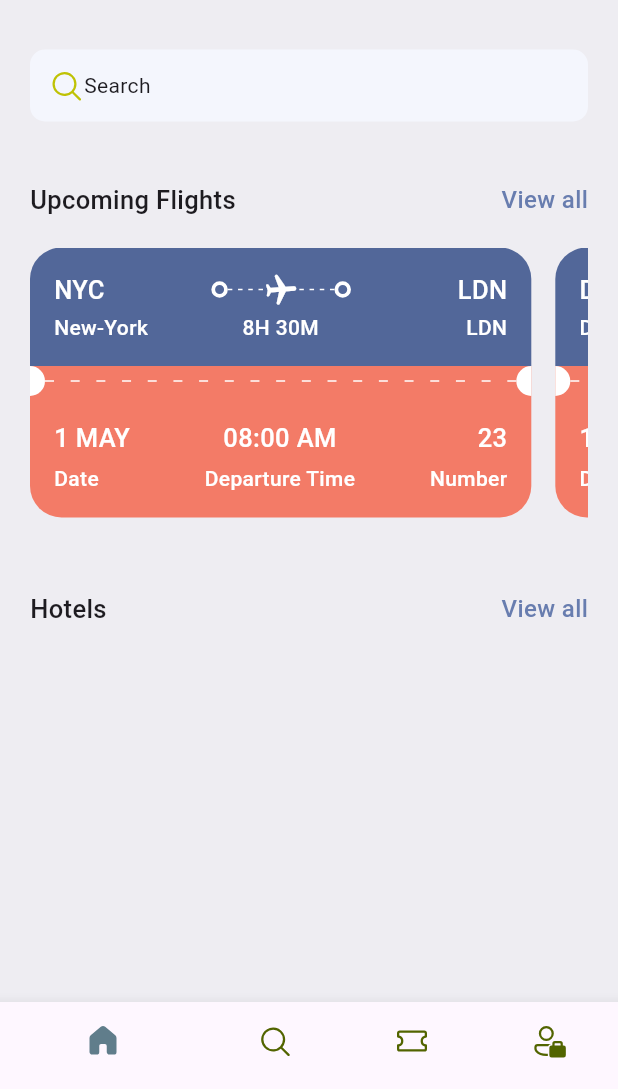
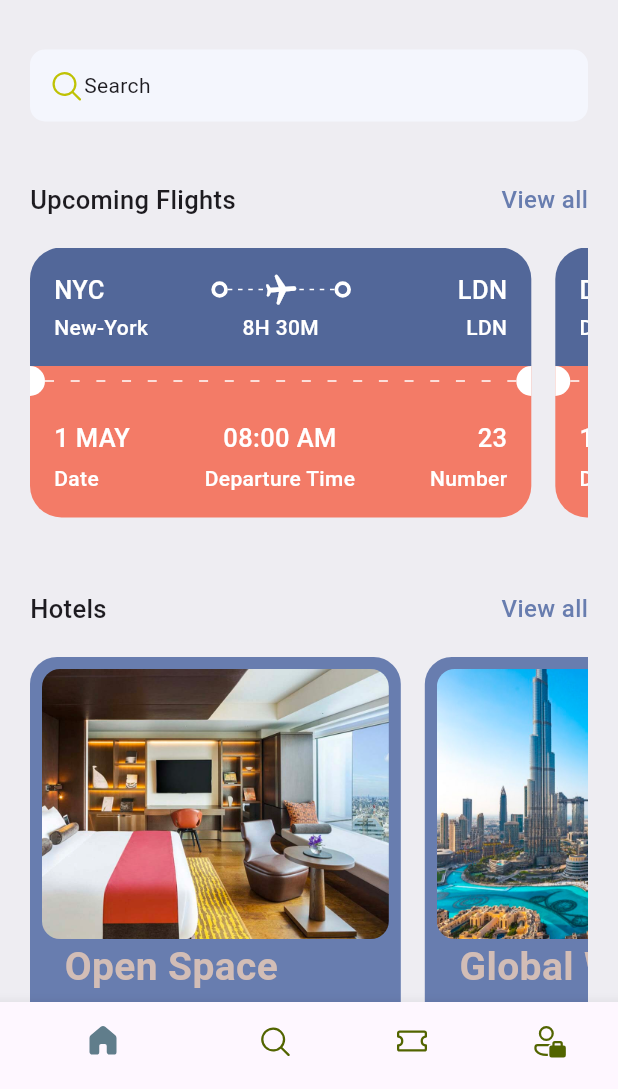
Before and after one commit to prajaktagai11/ticket_book, a Flutter app: the screen it shows after launch, on a phone screen of 412 x 824 dp, the part 147-1236 px from its top. Run offline on Flutter 3.47's test engine with Material 3 defaults, Android fonts, the phone set to English and light mode, and no system bars; our stand-ins replace fluentui_icons.

Commit message:
first commit

```diff
--- a/lib/base/bottom_nav_bar.dart
+++ b/lib/base/bottom_nav_bar.dart
@@ -1,7 +1,8 @@
 import 'package:fluentui_icons/fluentui_icons.dart';
 import 'package:flutter/material.dart';
 
-import '../screens/home_screen.dart';
+import '../screens/home/home_screen.dart';
+import '../screens/search/search_screen.dart';
 
 class BottomNavBar extends StatefulWidget {
   const BottomNavBar({super.key});
@@ -15,10 +16,9 @@ class _BottomNavBarState extends State<BottomNavBar> {
 
   final appScreens = [
     HomeScreen(),
-    Text("data"),
-    Text("data"),
-    Text("data"),
-    // SearchScreen(),
+    SearchScreen(),
+    SearchScreen(),
+    SearchScreen(),
     // TicketsScreen(),
     // ProfileScreen(),
   ];
--- a/lib/base/res/media.dart
+++ b/lib/base/res/media.dart
@@ -1,4 +1,5 @@
 class AppMedia{
   static const _baseImage = "assets/images";
   static const logo = "$_baseImage/logo.png";
+  static const hotelRoom = "$_baseImage/hotel_room.png";
 }
--- a/lib/base/res/styles/app_styles.dart
+++ b/lib/base/res/styles/app_styles.dart
@@ -9,6 +9,8 @@ class AppStyles{
   static Color textColor = const Color(0xff3b3b3b);
   static Color ticketBlue = const Color(0xff526799);
   static Color ticketOrange = const Color(0xfff37b67);
+  static Color kakiColor = const Color(0xFFd2bdb6);
+  static Color whiteColor_F7F9F = const Color(0xFFF7F9FF);
   static TextStyle textStyle = TextStyle(
       fontSize: 16,
       fontWeight: FontWeight.w500 ,
--- a/lib/base/utils/all_json.dart
+++ b/lib/base/utils/all_json.dart
@@ -28,3 +28,23 @@ List<Map<String, dynamic>> ticketList = [
     "number":45
   },
 ];
+List<Map<String, dynamic>> hotelList = [
+  {
+    'image': 'hotel_room.png',
+    'place': 'Open Space',
+    'destination': 'London',
+    'price': 25
+  },
+  {
+    'image': 'city_view.png',
+    'place': 'Global Will',
+    'destination': 'London',
+    'price': 40
+  },
+  {
+    'image': 'pool_view.png',
+    'place': 'Best city pool',
+    'destination': 'Dubai',
+    'price': 68
+  },
+];
--- a/lib/main.dart
+++ b/lib/main.dart
@@ -1,5 +1,5 @@
 import 'package:flutter/material.dart';
-import 'package:ticket_book/screens/all_tickets.dart';
+import 'package:ticket_book/screens/home/all_tickets.dart';
 
 import 'base/bottom_nav_bar.dart';
 
--- a/lib/screens/home_screen.dart
+++ b/lib/screens/home/home_screen.dart
@@ -5,6 +5,8 @@ import 'package:ticket_book/base/res/styles/app_styles.dart';
 import 'package:ticket_book/base/utils/all_json.dart';
 import 'package:ticket_book/base/widgets/app_double_text.dart';
 import 'package:ticket_book/base/widgets/ticket_view.dart';
+import 'package:ticket_book/screens/home/widgets/hotel.dart';
+
 
 class HomeScreen extends StatefulWidget {
   const HomeScreen({super.key});
@@ -61,7 +63,7 @@ class _HomeScreenState extends State<HomeScreen> {
                 ),
                 Container(
                   padding:
-                  const EdgeInsets.symmetric(horizontal: 12, vertical: 12),
+                      const EdgeInsets.symmetric(horizontal: 12, vertical: 12),
                   decoration: BoxDecoration(
                       borderRadius: BorderRadius.circular(10),
                       color: const Color(0xFFF4F6FD)),
@@ -79,24 +81,44 @@ class _HomeScreenState extends State<HomeScreen> {
                   height: 40,
                 ),
                 AppDoubleText(
-                  bigText: "Upcoming Flights", smallText: "View all", func: () {
-                  Navigator.pushNamed(context, "/all_tickets");
-                },),
+                  bigText: "Upcoming Flights",
+                  smallText: "View all",
+                  func: () {
+                    Navigator.pushNamed(context, "/all_tickets");
+                  },
+                ),
                 const SizedBox(
                   height: 20,
                 ),
                 SingleChildScrollView(
                     scrollDirection: Axis.horizontal,
                     child: Row(
-                        children: ticketList.take(2).map((singleTicket) =>
-                            TicketView(ticket: singleTicket)
-                        ).toList()
-                    )),
+                        children: ticketList
+                            .take(2)
+                            .map((singleTicket) =>
+                                TicketView(ticket: singleTicket))
+                            .toList())),
                 const SizedBox(
                   height: 40,
                 ),
-                 AppDoubleText(
-                    bigText: "Hotels", smallText: "View all", func: () { Navigator.pushNamed(context, "/all_hotels"); },),
+                AppDoubleText(
+                  bigText: "Hotels",
+                  smallText: "View all",
+                  func: () {
+                    Navigator.pushNamed(context, "/all_hotels");
+                  },
+                ),
+                const SizedBox(
+                  height: 20,
+                ),
+                SingleChildScrollView(
+                    scrollDirection: Axis.horizontal,
+                    child: Row(
+                        children: hotelList
+                            .take(2)
+                            .map((singleHotel) =>
+                                Hotel(hotel: singleHotel))
+                            .toList()))
               ],
             ),
           ),
--- /dev/null
+++ b/lib/screens/home/widgets/hotel.dart
@@ -0,0 +1,63 @@
+import 'package:flutter/material.dart';
+import 'package:ticket_book/base/res/media.dart';
+import 'package:ticket_book/base/res/styles/app_styles.dart';
+
+class Hotel extends StatelessWidget {
+  const Hotel({super.key, required this.hotel});
+  final Map<String, dynamic> hotel;
+
+  @override
+  Widget build(BuildContext context) {
+    final size = MediaQuery.of(context).size;
+    return Container(
+      padding: const EdgeInsets.all(8.0),
+      margin: const EdgeInsets.only(right: 16),
+      height: 350,
+      width: size.width * 0.6,
+      decoration: BoxDecoration(
+          color: AppStyles.primaryColor,
+          borderRadius: BorderRadius.circular(18)),
+      child: Column(
+        crossAxisAlignment: CrossAxisAlignment.start,
+        children: [
+          Container(
+            height: 180,
+            decoration: BoxDecoration(
+                borderRadius: BorderRadius.circular(12),
+                image:  DecorationImage(
+                    fit: BoxFit.cover, image: AssetImage("assets/images/${hotel["image"]}"))),
+          ),
+          Padding(
+            padding: const EdgeInsets.only(left: 15.0),
+            child: Text(
+              hotel["place"],
+              style:
+                  AppStyles.headlineStyle1.copyWith(color: AppStyles.kakiColor),
+            ),
+          ),
+          SizedBox(
+            height: 5,
+          ),
+          Padding(
+            padding: const EdgeInsets.only(left: 15.0),
+            child: Text(
+              hotel["destination"],
+              style: AppStyles.headlineStyle3.copyWith(color: Colors.white),
+            ),
+          ),
+          SizedBox(
+            height: 5,
+          ),
+          Padding(
+            padding: const EdgeInsets.only(left: 15.0),
+            child: Text(
+              "\$${hotel["price"]}/night",
+              style:
+                  AppStyles.headlineStyle1.copyWith(color: AppStyles.kakiColor),
+            ),
+          ),
+        ],
+      ),
+    );
+  }
+}
```
Also changed, not shown: lib/screens/search/search_screen.dart (added, +30 -0 lines), lib/screens/search/widgets/app_ticket_tabs.dart (added, +30 -0 lines), lib/screens/home/all_tickets.dart (renamed from lib/screens/all_tickets.dart).
